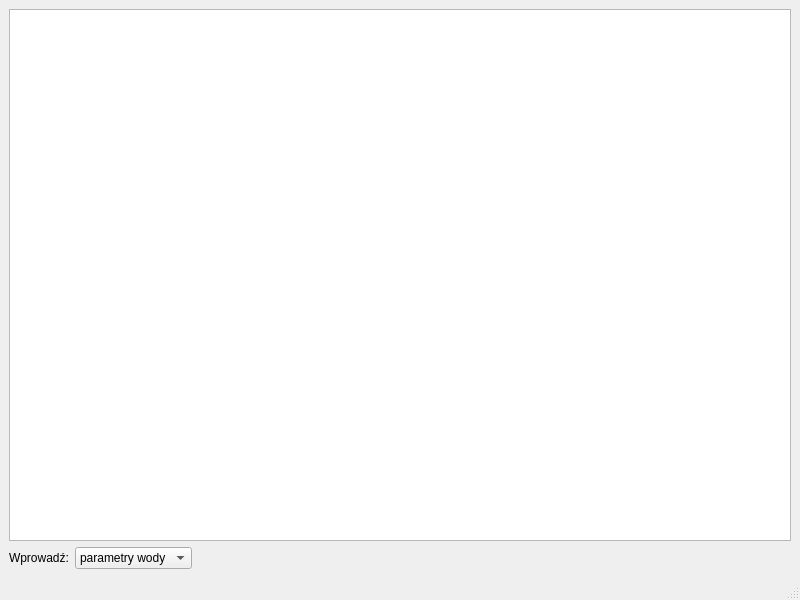
The window that src/main_window.ui (Kicer86/aquaassist) describes before a commit, drawn with Qt 5.
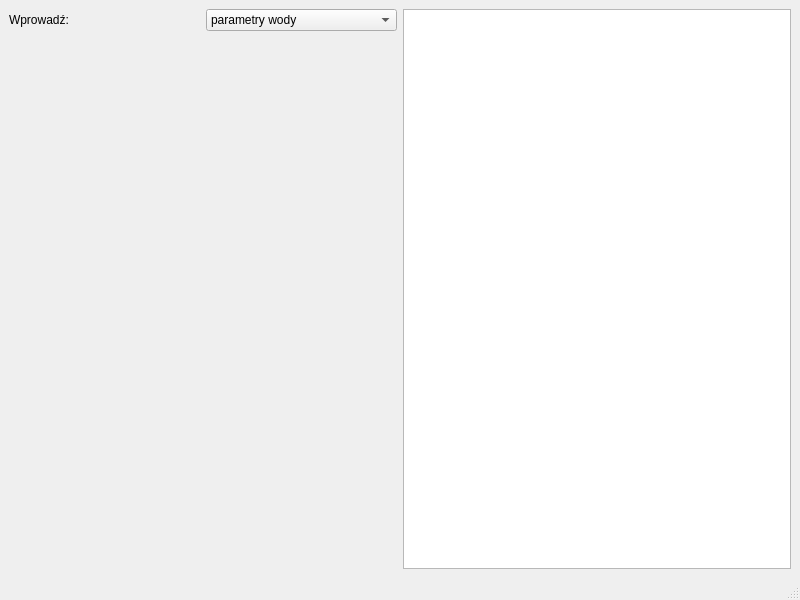
The same window after the commit.

Commit message: making window layout vertical

What changed in the file:
```diff
--- a/src/main_window.ui
+++ b/src/main_window.ui
@@ -14,12 +14,11 @@
    <string>MainWindow</string>
   </property>
   <widget class="QWidget" name="centralwidget">
-   <layout class="QVBoxLayout" name="verticalLayout">
+   <layout class="QHBoxLayout" name="horizontalLayout">
     <item>
-     <widget class="QTableView" name="eventView"/>
-    </item>
+     <layout class="QVBoxLayout" name="verticalLayout_2">
     <item>
-     <layout class="QHBoxLayout" name="inputLayout">
+       <layout class="QHBoxLayout" name="horizontalLayout_2">
       <item>
        <widget class="QLabel" name="label">
         <property name="text">
@@ -41,18 +40,16 @@
         </item>
        </widget>
       </item>
+       </layout>
+      </item>
       <item>
-       <widget class="QStackedWidget" name="eventStackedWidget">
-        <property name="sizePolicy">
-         <sizepolicy hsizetype="Preferred" vsizetype="Fixed">
-          <horstretch>0</horstretch>
-          <verstretch>0</verstretch>
-         </sizepolicy>
-        </property>
-       </widget>
+       <widget class="QStackedWidget" name="eventStackedWidget"/>
       </item>
      </layout>
     </item>
+    <item>
+     <widget class="QTableView" name="eventView"/>
+    </item>
    </layout>
   </widget>
   <widget class="QMenuBar" name="menubar">
```
Left out of the diff: 2 changed lines with no effect on the pictures. Lines whose indentation alone changed are shown as unchanged. The commit also changes 1 other file.
